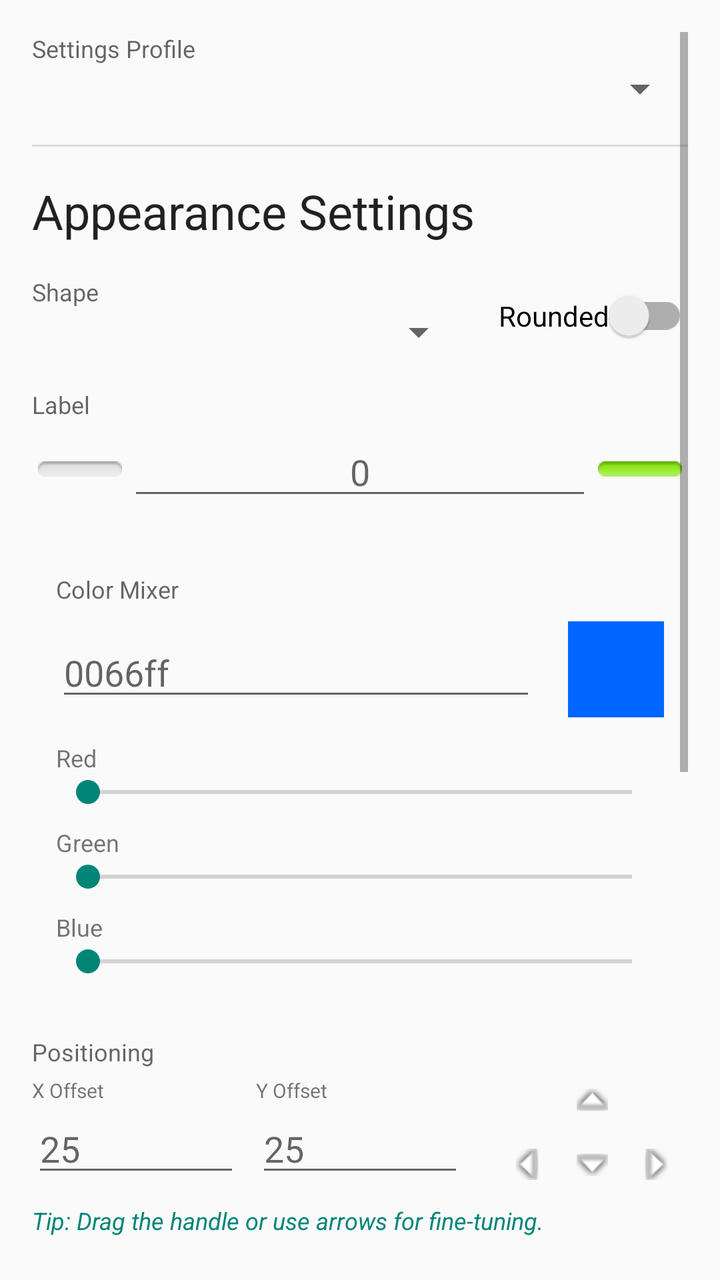
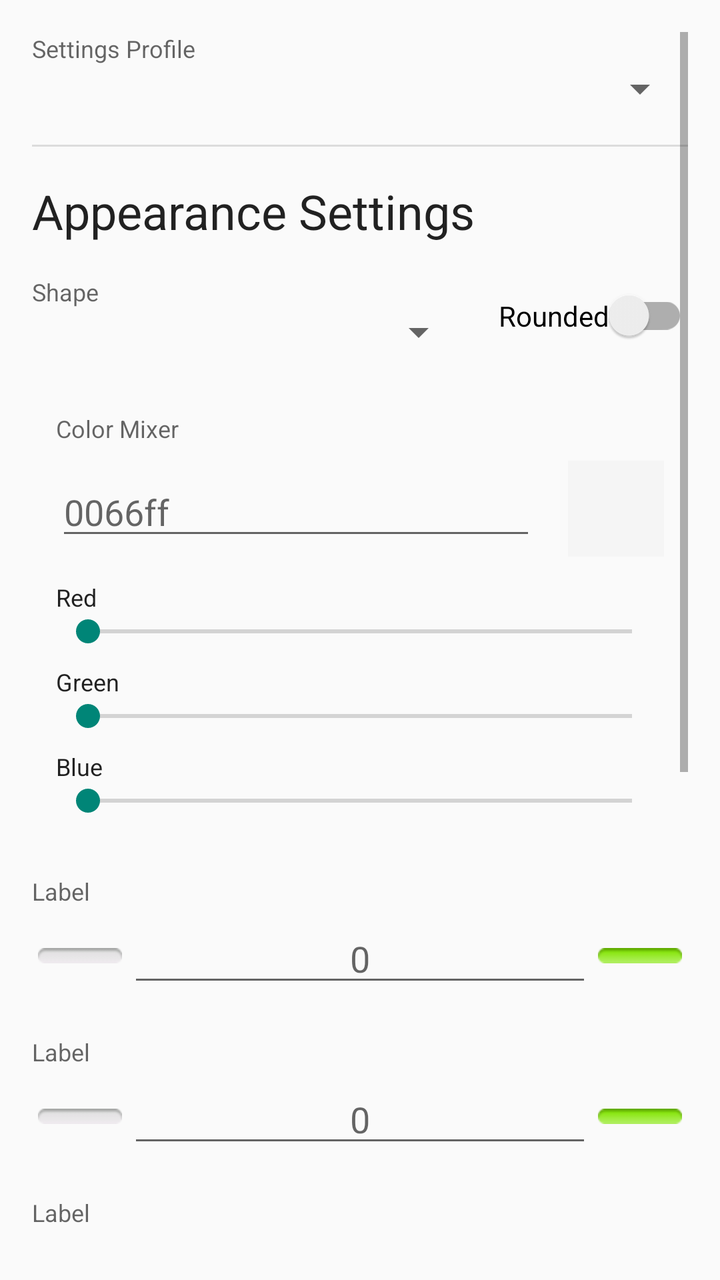

Screens rendered from an Android XML layout before and after an edit, with the pre-edit source and the edit as a unified diff.
<!-- AndroidManifest.xml: application theme Theme.AppCompat.DayNight.NoActionBar -->
<!-- res/layout/activity_settings.xml -->
<?xml version="1.0" encoding="utf-8"?>
<ScrollView xmlns:android="http://schemas.android.com/apk/res/android"
    xmlns:app="http://schemas.android.com/apk/res-auto"
    android:layout_width="match_parent"
    android:layout_height="match_parent"
    android:padding="16dp"
    android:fitsSystemWindows="true">

    <LinearLayout
        android:layout_width="match_parent"
        android:layout_height="wrap_content"
        android:orientation="vertical">

        
        <TextView
            android:layout_width="wrap_content"
            android:layout_height="wrap_content"
            android:text="Settings Profile"
            android:textAppearance="@style/TextAppearance.AppCompat.Caption" />
        <Spinner
            android:id="@+id/spnProfile"
            android:layout_width="match_parent"
            android:layout_height="wrap_content"
            android:padding="8dp" />

        <View
            android:layout_width="match_parent"
            android:layout_height="1dp"
            android:background="?android:attr/listDivider"
            android:layout_marginTop="16dp"
            android:layout_marginBottom="16dp" />

        <TextView
            android:layout_width="wrap_content"
            android:layout_height="wrap_content"
            android:text="Appearance Settings"
            android:textAppearance="@style/TextAppearance.AppCompat.Headline"
            android:layout_marginBottom="16dp"/>

        
        <LinearLayout
            android:layout_width="match_parent"
            android:layout_height="wrap_content"
            android:orientation="horizontal"
            android:gravity="center_vertical">
            <LinearLayout
                android:layout_width="0dp"
                android:layout_height="wrap_content"
                android:layout_weight="1"
                android:orientation="vertical">
                <TextView
                    android:layout_width="wrap_content"
                    android:layout_height="wrap_content"
                    android:text="Shape"
                    android:textAppearance="@style/TextAppearance.AppCompat.Caption" />
                <Spinner
                    android:id="@+id/spnShape"
                    android:layout_width="match_parent"
                    android:layout_height="wrap_content"
                    android:padding="8dp" />
            </LinearLayout>
            <com.google.android.material.switchmaterial.SwitchMaterial
                android:id="@+id/swRounded"
                android:layout_width="wrap_content"
                android:layout_height="wrap_content"
                android:text="Rounded"
                android:layout_marginStart="16dp"/>
        </LinearLayout>

        
        <include layout="@layout/stepper_field" android:id="@+id/stepperSize"/>

        
        <LinearLayout
            android:layout_width="match_parent"
            android:layout_height="wrap_content"
            android:orientation="vertical"
            android:layout_marginTop="16dp"
            android:padding="12dp">

            <TextView
                android:layout_width="wrap_content"
                android:layout_height="wrap_content"
                android:text="Color Mixer"
                android:textAppearance="@style/TextAppearance.AppCompat.Caption"/>

            <LinearLayout
                android:layout_width="match_parent"
                android:layout_height="wrap_content"
                android:orientation="horizontal"
                android:gravity="center_vertical"
                android:layout_marginTop="8dp">
                <EditText
                    android:id="@+id/etColor"
                    android:layout_width="0dp"
                    android:layout_height="wrap_content"
                    android:layout_weight="1"
                    android:hint="0066ff"
                    android:maxLength="6"
                    android:singleLine="true" />
                <View
                    android:id="@+id/color_preview"
                    android:layout_width="48dp"
                    android:layout_height="48dp"
                    android:layout_marginStart="16dp"
                    android:background="#0066ff" />
            </LinearLayout>

            
            <TextView android:text="Red" android:layout_width="wrap_content" android:layout_height="wrap_content" android:layout_marginTop="12dp" android:textSize="12sp"/>
            <SeekBar android:id="@+id/seek_red" android:layout_width="match_parent" android:layout_height="wrap_content" android:max="255" />

            <TextView android:text="Green" android:layout_width="wrap_content" android:layout_height="wrap_content" android:layout_marginTop="8dp" android:textSize="12sp"/>
            <SeekBar android:id="@+id/seek_green" android:layout_width="match_parent" android:layout_height="wrap_content" android:max="255" />

            <TextView android:text="Blue" android:layout_width="wrap_content" android:layout_height="wrap_content" android:layout_marginTop="8dp" android:textSize="12sp"/>
            <SeekBar android:id="@+id/seek_blue" android:layout_width="match_parent" android:layout_height="wrap_content" android:max="255" />
        </LinearLayout>

        

        <LinearLayout
            android:id="@+id/layoutPosition"
            android:layout_width="match_parent"
            android:layout_height="wrap_content"
            android:layout_marginTop="16dp"
            android:orientation="vertical">

            <TextView
                android:layout_width="wrap_content"
                android:layout_height="wrap_content"
                android:text="Positioning"
                android:textAppearance="@style/TextAppearance.AppCompat.Caption" />

            <LinearLayout
                android:layout_width="match_parent"
                android:layout_height="wrap_content"
                android:gravity="center_vertical"
                android:orientation="horizontal">

                <LinearLayout
                    android:layout_width="0dp"
                    android:layout_height="wrap_content"
                    android:layout_weight="1"
                    android:orientation="vertical">

                    <TextView
                        android:layout_width="wrap_content"
                        android:layout_height="wrap_content"
                        android:text="X Offset"
                        android:textSize="10sp" />

                    <EditText
                        android:id="@+id/etX"
                        android:layout_width="match_parent"
                        android:layout_height="wrap_content"
                        android:hint="25"
                        android:inputType="numberSigned" />
                </LinearLayout>

                <LinearLayout
                    android:layout_width="0dp"
                    android:layout_height="wrap_content"
                    android:layout_marginStart="8dp"
                    android:layout_weight="1"
                    android:orientation="vertical">

                    <TextView
                        android:layout_width="wrap_content"
                        android:layout_height="wrap_content"
                        android:text="Y Offset"
                        android:textSize="10sp" />

                    <EditText
                        android:id="@+id/etY"
                        android:layout_width="match_parent"
                        android:layout_height="wrap_content"
                        android:hint="25"
                        android:inputType="numberSigned" />
                </LinearLayout>

                
                <GridLayout
                    android:layout_width="wrap_content"
                    android:layout_height="wrap_content"
                    android:layout_marginStart="16dp"
                    android:columnCount="3"
                    android:rowCount="2">

                    <View
                        android:layout_width="32dp"
                        android:layout_height="32dp" />

                    <ImageButton
                        android:id="@+id/btnUp"
                        android:layout_width="32dp"
                        android:layout_height="32dp"
                        android:background="?attr/selectableItemBackground"
                        android:contentDescription="Up"
                        android:src="@android:drawable/arrow_up_float" />

                    <View
                        android:layout_width="32dp"
                        android:layout_height="32dp" />

                    <ImageButton
                        android:id="@+id/btnLeft"
                        android:layout_width="32dp"
                        android:layout_height="32dp"
                        android:background="?attr/selectableItemBackground"
                        android:contentDescription="Left"
                        android:rotation="90"
                        android:src="@android:drawable/arrow_down_float" />

                    <ImageButton
                        android:id="@+id/btnDown"
                        android:layout_width="32dp"
                        android:layout_height="32dp"
                        android:background="?attr/selectableItemBackground"
                        android:contentDescription="Down"
                        android:src="@android:drawable/arrow_down_float" />

                    <ImageButton
                        android:id="@+id/btnRight"
                        android:layout_width="32dp"
                        android:layout_height="32dp"
                        android:background="?attr/selectableItemBackground"
                        android:contentDescription="Right"
                        android:rotation="90"
                        android:src="@android:drawable/arrow_up_float" />
                </GridLayout>
            </LinearLayout>

            <TextView
                android:layout_width="wrap_content"
                android:layout_height="wrap_content"
                android:layout_marginTop="4dp"
                android:text="Tip: Drag the handle or use arrows for fine-tuning."
                android:textAppearance="@style/TextAppearance.AppCompat.Caption"
                android:textColor="?android:attr/colorAccent"
                android:textStyle="italic" />
        </LinearLayout>

        <include layout="@layout/stepper_field" android:id="@+id/stepperDuration"/>
        <include layout="@layout/stepper_field" android:id="@+id/stepperMinAlpha"/>
        <include layout="@layout/stepper_field" android:id="@+id/stepperMaxAlpha"/>
        <include layout="@layout/stepper_field" android:id="@+id/stepperTimeout"/>

        <Button
            android:id="@+id/btnSave"
            android:layout_width="match_parent"
            android:layout_height="wrap_content"
            android:text="Save &amp; Apply"
            android:layout_marginTop="32dp"
            android:layout_marginBottom="32dp" />

    </LinearLayout>
</ScrollView>
<!-- res/layout/stepper_field.xml (included above) -->
<?xml version="1.0" encoding="utf-8"?>
<LinearLayout xmlns:android="http://schemas.android.com/apk/res/android"
    android:layout_width="match_parent"
    android:layout_height="wrap_content"
    android:orientation="vertical"
    android:layout_marginTop="16dp">

    <TextView
        android:id="@+id/tvLabel"
        android:layout_width="wrap_content"
        android:layout_height="wrap_content"
        android:text="Label"
        android:textAppearance="@style/TextAppearance.AppCompat.Caption" />

    <LinearLayout
        android:layout_width="match_parent"
        android:layout_height="wrap_content"
        android:orientation="horizontal"
        android:gravity="center_vertical">

        <ImageButton
            android:id="@+id/btnMinus"
            android:layout_width="48dp"
            android:layout_height="48dp"
            android:src="@android:drawable/button_onoff_indicator_off"
            android:background="?attr/selectableItemBackground"
            android:contentDescription="Decrease" />

        <EditText
            android:id="@+id/etValue"
            android:layout_width="0dp"
            android:layout_height="wrap_content"
            android:layout_weight="1"
            android:gravity="center"
            android:inputType="numberDecimal"
            android:hint="0" />

        <ImageButton
            android:id="@+id/btnPlus"
            android:layout_width="48dp"
            android:layout_height="48dp"
            android:src="@android:drawable/button_onoff_indicator_on"
            android:background="?attr/selectableItemBackground"
            android:contentDescription="Increase" />
    </LinearLayout>
</LinearLayout>
<!-- resources referenced by this layout -->
<resources>

</resources>

<!-- the commit's change to res/layout/activity_settings.xml (unified diff, before → after) -->
@@ -4,7 +4,8 @@
     android:layout_width="match_parent"
     android:layout_height="match_parent"
     android:padding="16dp"
-    android:fitsSystemWindows="true">
+    android:fitsSystemWindows="true"
+    android:background="?android:attr/windowBackground">
 
     <LinearLayout
         android:layout_width="match_parent"
@@ -16,7 +17,8 @@
             android:layout_width="wrap_content"
             android:layout_height="wrap_content"
             android:text="Settings Profile"
-            android:textAppearance="@style/TextAppearance.AppCompat.Caption" />
+            android:textAppearance="@style/TextAppearance.AppCompat.Caption"
+            android:textColor="?android:attr/textColorSecondary" />
         <Spinner
             android:id="@+id/spnProfile"
             android:layout_width="match_parent"
@@ -35,6 +37,7 @@
             android:layout_height="wrap_content"
             android:text="Appearance Settings"
             android:textAppearance="@style/TextAppearance.AppCompat.Headline"
+            android:textColor="?android:attr/textColorPrimary"
             android:layout_marginBottom="16dp"/>
 
         
@@ -52,7 +55,8 @@
                     android:layout_width="wrap_content"
                     android:layout_height="wrap_content"
                     android:text="Shape"
-                    android:textAppearance="@style/TextAppearance.AppCompat.Caption" />
+                    android:textAppearance="@style/TextAppearance.AppCompat.Caption"
+                    android:textColor="?android:attr/textColorSecondary" />
                 <Spinner
                     android:id="@+id/spnShape"
                     android:layout_width="match_parent"
@@ -68,21 +72,49 @@
         </LinearLayout>
 
         
-        <include layout="@layout/stepper_field" android:id="@+id/stepperSize"/>
-
-        
         <LinearLayout
+            android:id="@+id/layoutLineSides"
             android:layout_width="match_parent"
             android:layout_height="wrap_content"
             android:orientation="vertical"
             android:layout_marginTop="16dp"
+            android:background="?attr/colorSurface"
+            android:padding="12dp"
+            android:visibility="gone">
+            <TextView
+                android:layout_width="wrap_content"
+                android:layout_height="wrap_content"
+                android:text="Active Sides"
+                android:textAppearance="@style/TextAppearance.AppCompat.Caption"
+                android:textColor="?android:attr/textColorSecondary" />
+            <GridLayout
+                android:layout_width="match_parent"
+                android:layout_height="wrap_content"
+                android:columnCount="2"
+                android:rowCount="2"
+                android:layout_marginTop="8dp">
+                <CheckBox android:id="@+id/cbTop" android:layout_width="wrap_content" android:layout_height="wrap_content" android:text="Top" />
+                <CheckBox android:id="@+id/cbBottom" android:layout_width="wrap_content" android:layout_height="wrap_content" android:text="Bottom" />
+                <CheckBox android:id="@+id/cbLeft" android:layout_width="wrap_content" android:layout_height="wrap_content" android:text="Left" />
+                <CheckBox android:id="@+id/cbRight" android:layout_width="wrap_content" android:layout_height="wrap_content" android:text="Right" />
+            </GridLayout>
+        </LinearLayout>
+
+        
+        <LinearLayout
+            android:layout_width="match_parent"
+            android:layout_height="wrap_content"
+            android:orientation="vertical"
+            android:layout_marginTop="16dp"
+            android:background="?attr/colorSurface"
             android:padding="12dp">
 
             <TextView
                 android:layout_width="wrap_content"
                 android:layout_height="wrap_content"
                 android:text="Color Mixer"
-                android:textAppearance="@style/TextAppearance.AppCompat.Caption"/>
+                android:textAppearance="@style/TextAppearance.AppCompat.Caption"
+                android:textColor="?android:attr/textColorSecondary" />
 
             <LinearLayout
                 android:layout_width="match_parent"
@@ -103,148 +135,144 @@
                     android:layout_width="48dp"
                     android:layout_height="48dp"
                     android:layout_marginStart="16dp"
-                    android:background="#0066ff" />
+                    android:background="?attr/colorPrimary" />
             </LinearLayout>
 
             
-            <TextView android:text="Red" android:layout_width="wrap_content" android:layout_height="wrap_content" android:layout_marginTop="12dp" android:textSize="12sp"/>
+            <TextView android:text="Red" android:layout_width="wrap_content" android:layout_height="wrap_content" android:layout_marginTop="12dp" android:textSize="12sp" android:textColor="?android:attr/textColorPrimary"/>
             <SeekBar android:id="@+id/seek_red" android:layout_width="match_parent" android:layout_height="wrap_content" android:max="255" />
 
-            <TextView android:text="Green" android:layout_width="wrap_content" android:layout_height="wrap_content" android:layout_marginTop="8dp" android:textSize="12sp"/>
+            <TextView android:text="Green" android:layout_width="wrap_content" android:layout_height="wrap_content" android:layout_marginTop="8dp" android:textSize="12sp" android:textColor="?android:attr/textColorPrimary"/>
             <SeekBar android:id="@+id/seek_green" android:layout_width="match_parent" android:layout_height="wrap_content" android:max="255" />
 
-            <TextView android:text="Blue" android:layout_width="wrap_content" android:layout_height="wrap_content" android:layout_marginTop="8dp" android:textSize="12sp"/>
+            <TextView android:text="Blue" android:layout_width="wrap_content" android:layout_height="wrap_content" android:layout_marginTop="8dp" android:textSize="12sp" android:textColor="?android:attr/textColorPrimary"/>
             <SeekBar android:id="@+id/seek_blue" android:layout_width="match_parent" android:layout_height="wrap_content" android:max="255" />
         </LinearLayout>
 
         
-
+        <include layout="@layout/stepper_field" android:id="@+id/stepperSize"/>
+        <include layout="@layout/stepper_field" android:id="@+id/stepperDuration"/>
+        <include layout="@layout/stepper_field" android:id="@+id/stepperMinAlpha"/>
+        <include layout="@layout/stepper_field" android:id="@+id/stepperMaxAlpha"/>
+        <include layout="@layout/stepper_field" android:id="@+id/stepperTimeout"/>
+
+        
         <LinearLayout
             android:id="@+id/layoutPosition"
             android:layout_width="match_parent"
             android:layout_height="wrap_content"
-            android:layout_marginTop="16dp"
-            android:orientation="vertical">
+            android:orientation="vertical"
+            android:layout_marginTop="16dp">
 
             <TextView
                 android:layout_width="wrap_content"
                 android:layout_height="wrap_content"
                 android:text="Positioning"
-                android:textAppearance="@style/TextAppearance.AppCompat.Caption" />
+                android:textAppearance="@style/TextAppearance.AppCompat.Caption"
+                android:textColor="?android:attr/textColorSecondary" />
 
             <LinearLayout
                 android:layout_width="match_parent"
                 android:layout_height="wrap_content"
-                android:gravity="center_vertical"
-                android:orientation="horizontal">
+                android:orientation="horizontal"
+                android:gravity="center_vertical">
 
                 <LinearLayout
                     android:layout_width="0dp"
                     android:layout_height="wrap_content"
                     android:layout_weight="1"
                     android:orientation="vertical">
-
                     <TextView
                         android:layout_width="wrap_content"
                         android:layout_height="wrap_content"
                         android:text="X Offset"
-                        android:textSize="10sp" />
-
+                        android:textSize="10sp"
+                        android:textColor="?android:attr/textColorPrimary"/>
                     <EditText
                         android:id="@+id/etX"
                         android:layout_width="match_parent"
                         android:layout_height="wrap_content"
-                        android:hint="25"
-                        android:inputType="numberSigned" />
+                        android:inputType="numberSigned"
+                        android:hint="600" />
                 </LinearLayout>
 
                 <LinearLayout
                     android:layout_width="0dp"
                     android:layout_height="wrap_content"
-                    android:layout_marginStart="8dp"
                     android:layout_weight="1"
-                    android:orientation="vertical">
-
+                    android:orientation="vertical"
+                    android:layout_marginStart="8dp">
                     <TextView
                         android:layout_width="wrap_content"
                         android:layout_height="wrap_content"
                         android:text="Y Offset"
-                        android:textSize="10sp" />
-
+                        android:textSize="10sp"
+                        android:textColor="?android:attr/textColorPrimary"/>
                     <EditText
                         android:id="@+id/etY"
                         android:layout_width="match_parent"
                         android:layout_height="wrap_content"
-                        android:hint="25"
-                        android:inputType="numberSigned" />
+                        android:inputType="numberSigned"
+                        android:hint="325" />
                 </LinearLayout>
 
                 
                 <GridLayout
                     android:layout_width="wrap_content"
                     android:layout_height="wrap_content"
-                    android:layout_marginStart="16dp"
                     android:columnCount="3"
-                    android:rowCount="2">
-
-                    <View
-                        android:layout_width="32dp"
-                        android:layout_height="32dp" />
-
+                    android:rowCount="2"
+                    android:layout_marginStart="16dp">
+
+                    <View android:layout_width="32dp" android:layout_height="32dp" />
                     <ImageButton
                         android:id="@+id/btnUp"
                         android:layout_width="32dp"
                         android:layout_height="32dp"
+                        android:src="@android:drawable/arrow_up_float"
                         android:background="?attr/selectableItemBackground"
-                        android:contentDescription="Up"
-                        android:src="@android:drawable/arrow_up_float" />
-
-                    <View
-                        android:layout_width="32dp"
-                        android:layout_height="32dp" />
+                        android:tint="?attr/colorOnSurface"
+                        android:contentDescription="Up" />
+                    <View android:layout_width="32dp" android:layout_height="32dp" />
 
                     <ImageButton
                         android:id="@+id/btnLeft"
                         android:layout_width="32dp"
                         android:layout_height="32dp"
+                        android:src="@android:drawable/arrow_down_float"
+                        android:rotation="90"
                         android:background="?attr/selectableItemBackground"
-                        android:contentDescription="Left"
-                        android:rotation="90"
-                        android:src="@android:drawable/arrow_down_float" />
-
+                        android:tint="?attr/colorOnSurface"
+                        android:contentDescription="Left" />
                     <ImageButton
                         android:id="@+id/btnDown"
                         android:layout_width="32dp"
                         android:layout_height="32dp"
+                        android:src="@android:drawable/arrow_down_float"
                         android:background="?attr/selectableItemBackground"
-                        android:contentDescription="Down"
-                        android:src="@android:drawable/arrow_down_float" />
-
+                        android:tint="?attr/colorOnSurface"
+                        android:contentDescription="Down" />
                     <ImageButton
                         android:id="@+id/btnRight"
                         android:layout_width="32dp"
                         android:layout_height="32dp"
+                        android:src="@android:drawable/arrow_up_float"
+                        android:rotation="90"
                         android:background="?attr/selectableItemBackground"
-                        android:contentDescription="Right"
-                        android:rotation="90"
-                        android:src="@android:drawable/arrow_up_float" />
+                        android:tint="?attr/colorOnSurface"
+                        android:contentDescription="Right" />
                 </GridLayout>
             </LinearLayout>
 
             <TextView
                 android:layout_width="wrap_content"
                 android:layout_height="wrap_content"
-                android:layout_marginTop="4dp"
                 android:text="Tip: Drag the handle or use arrows for fine-tuning."
                 android:textAppearance="@style/TextAppearance.AppCompat.Caption"
-                android:textColor="?android:attr/colorAccent"
+                android:textColor="?attr/colorAccent"
+                android:layout_marginTop="4dp"
                 android:textStyle="italic" />
         </LinearLayout>
-
-        <include layout="@layout/stepper_field" android:id="@+id/stepperDuration"/>
-        <include layout="@layout/stepper_field" android:id="@+id/stepperMinAlpha"/>
-        <include layout="@layout/stepper_field" android:id="@+id/stepperMaxAlpha"/>
-        <include layout="@layout/stepper_field" android:id="@+id/stepperTimeout"/>
 
         <Button
             android:id="@+id/btnSave"
